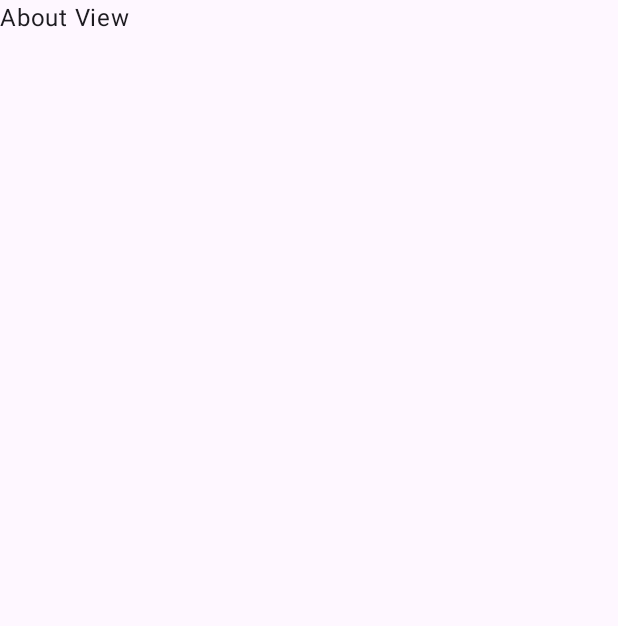
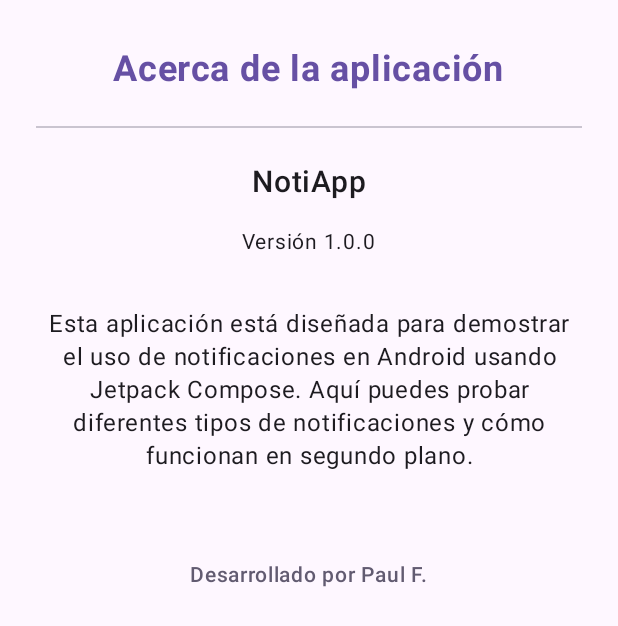
Before and after one commit to parisollie/NotificationAndroid, an Android app built with Jetpack Compose: the AboutView screen opened through its navigation route, on a phone screen of 412 x 824 dp. Before the commit the part shown is almost empty. Shown: the top 626 px of the screen. Run offline under Robolectric (Android 15) with nearby library versions, the phone set to English and light mode, and no system bars.

Commit message:
Notificaciones Mejorado

```diff
--- a/app/src/main/java/com/pjff/notificationproject/components/MenuLateral.kt
+++ b/app/src/main/java/com/pjff/notificationproject/components/MenuLateral.kt
@@ -1,19 +1,17 @@
 package com.pjff.notificationproject.components
 
-import androidx.compose.material3.DrawerState
-import androidx.compose.material3.ExperimentalMaterial3Api
-import androidx.compose.material3.Icon
-import androidx.compose.material3.ModalDrawerSheet
-import androidx.compose.material3.ModalNavigationDrawer
-import androidx.compose.material3.NavigationDrawerItem
-import androidx.compose.material3.Text
+import androidx.compose.foundation.layout.padding
+import androidx.compose.foundation.layout.width
+import androidx.compose.material3.*
 import androidx.compose.runtime.Composable
 import androidx.compose.runtime.rememberCoroutineScope
+import androidx.compose.ui.Modifier
+import androidx.compose.ui.unit.dp
 import androidx.navigation.NavController
 import com.pjff.notificationproject.navigation.ItemsMenuLateral.*
 import kotlinx.coroutines.launch
 
-//V-291,Paso 1.4
+// V-291, Paso 1.4
 @OptIn(ExperimentalMaterial3Api::class)
 @Composable
 fun MenuLateral(
@@ -21,7 +19,7 @@ fun MenuLateral(
     drawerState: DrawerState,
     content: @Composable () -> Unit
 ) {
-    //En una corrutina para que sea mas ligero
+    // En una corrutina para que sea más ligero
     val scope = rememberCoroutineScope()
     val menuItems = listOf(
         item_1,
@@ -32,18 +30,20 @@ fun MenuLateral(
     ModalNavigationDrawer(
         drawerState = drawerState,
         drawerContent = {
-            ModalDrawerSheet {
-                //Hacemos un Foreach de todas las opciones que tenemos, en este caso 3.
+            ModalDrawerSheet(
+                modifier = Modifier
+                    .width(280.dp) // 👈 Limita el ancho (ajustable)
+                    .padding(top = 16.dp, bottom = 16.dp)
+            ) {
+                // Hacemos un forEach de todas las opciones que tenemos, en este caso 3.
                 menuItems.forEach { item ->
                     NavigationDrawerItem(
                         icon = { Icon(item.icon, contentDescription = "") },
-                        label = { Text(text = item.title)},
+                        label = { Text(text = item.title) },
                         selected = false,
                         onClick = {
-                            scope.launch {
-                                drawerState.close()
-                            }
-                            //Para dirigirnos a la sig ruta
+                            scope.launch { drawerState.close() }
+                            // Para dirigirnos a la sig ruta
                             navController.navigate(item.ruta)
                         }
                     )
@@ -53,5 +53,4 @@ fun MenuLateral(
     ) {
         content()
     }
-
 }
--- a/app/src/main/java/com/pjff/notificationproject/views/AboutView.kt
+++ b/app/src/main/java/com/pjff/notificationproject/views/AboutView.kt
@@ -1,9 +1,66 @@
 package com.pjff.notificationproject.views
 
+import androidx.compose.foundation.layout.*
+import androidx.compose.material3.Divider
+import androidx.compose.material3.MaterialTheme
 import androidx.compose.material3.Text
 import androidx.compose.runtime.Composable
+import androidx.compose.ui.Alignment
+import androidx.compose.ui.Modifier
+import androidx.compose.ui.text.font.FontWeight
+import androidx.compose.ui.text.style.TextAlign
+import androidx.compose.ui.unit.dp
+import androidx.compose.ui.unit.sp
 
 @Composable
 fun AboutView() {
-    Text(text = "About View")
+    Column(
+        modifier = Modifier
+            .fillMaxSize()
+            .padding(horizontal = 24.dp, vertical = 32.dp),
+        horizontalAlignment = Alignment.CenterHorizontally,
+        verticalArrangement = Arrangement.spacedBy(16.dp)
+    ) {
+        // Título principal
+        Text(
+            text = "Acerca de la aplicación",
+            fontSize = 24.sp,
+            fontWeight = FontWeight.Bold,
+            color = MaterialTheme.colorScheme.primary
+        )
+
+        Divider(modifier = Modifier.padding(vertical = 8.dp))
+
+        // Nombre de la app
+        Text(
+            text = "NotiApp",
+            fontSize = 20.sp,
+            fontWeight = FontWeight.SemiBold
+        )
+
+        // Versión
+        Text(
+            text = "Versión 1.0.0",
+            fontSize = 14.sp,
+            color = MaterialTheme.colorScheme.onBackground
+        )
+
+        // Descripción
+        Text(
+            text = "Esta aplicación está diseñada para demostrar el uso de notificaciones en Android usando Jetpack Compose. Aquí puedes probar diferentes tipos de notificaciones y cómo funcionan en segundo plano.",
+            textAlign = TextAlign.Center,
+            fontSize = 16.sp,
+            lineHeight = 22.sp,
+            modifier = Modifier.padding(top = 16.dp)
+        )
+
+        // Créditos
+        Spacer(modifier = Modifier.height(24.dp))
+        Text(
+            text = "Desarrollado por Paul F.",
+            fontSize = 14.sp,
+            fontWeight = FontWeight.Medium,
+            color = MaterialTheme.colorScheme.secondary
+        )
+    }
 }
--- a/app/src/main/java/com/pjff/notificationproject/views/AccountView.kt
+++ b/app/src/main/java/com/pjff/notificationproject/views/AccountView.kt
@@ -1,9 +1,72 @@
 package com.pjff.notificationproject.views
 
+import androidx.compose.foundation.Image
+import androidx.compose.foundation.layout.*
+import androidx.compose.foundation.shape.CircleShape
+import androidx.compose.material3.Button
+import androidx.compose.material3.Divider
+import androidx.compose.material3.MaterialTheme
 import androidx.compose.material3.Text
 import androidx.compose.runtime.Composable
+import androidx.compose.ui.Alignment
+import androidx.compose.ui.Modifier
+import androidx.compose.ui.draw.clip
+import androidx.compose.ui.res.painterResource
+import androidx.compose.ui.text.font.FontWeight
+import androidx.compose.ui.unit.dp
+import androidx.compose.ui.unit.sp
+import com.pjff.notificationproject.R
 
 @Composable
 fun AccountView() {
-    Text(text = "Account View")
+    Column(
+        modifier = Modifier
+            .fillMaxSize()
+            .padding(horizontal = 24.dp, vertical = 32.dp),
+        horizontalAlignment = Alignment.CenterHorizontally,
+        verticalArrangement = Arrangement.spacedBy(20.dp)
+    ) {
+        // Imagen de perfil desde drawable (reemplaza con tu recurso real)
+        Image(
+            painter = painterResource(id = R.drawable.profile_placeholder), // tu imagen
+            contentDescription = "Foto de perfil",
+            modifier = Modifier
+                .size(120.dp)
+                .clip(CircleShape)
+        )
+
+        // Nombre del usuario
+        Text(
+            text = "Genesis Bransby",
+            fontSize = 22.sp,
+            fontWeight = FontWeight.Bold
+        )
+
+        // Correo del usuario
+        Text(
+            text = "genesis@email.com",
+            fontSize = 16.sp,
+            color = MaterialTheme.colorScheme.onBackground
+        )
+
+        Divider(modifier = Modifier.padding(vertical = 8.dp))
+
+        // Botón para editar perfil
+        Button(onClick = { /* TODO: Acción de editar */ }, modifier = Modifier.fillMaxWidth()) {
+            Text(text = "Editar perfil")
+        }
+
+        // Botón para cambiar contraseña
+        Button(onClick = { /* TODO: Acción de cambiar contraseña */ }, modifier = Modifier.fillMaxWidth()) {
+            Text(text = "Cambiar contraseña")
+        }
+
+        // Botón para cerrar sesión
+        Button(
+            onClick = { /* TODO: Acción de logout */ },
+            modifier = Modifier.fillMaxWidth()
+        ) {
+            Text(text = "Cerrar sesión")
+        }
+    }
 }
--- a/app/src/main/java/com/pjff/notificationproject/views/HomeView.kt
+++ b/app/src/main/java/com/pjff/notificationproject/views/HomeView.kt
@@ -1,21 +1,14 @@
 package com.pjff.notificationproject.views
 
-import androidx.compose.foundation.layout.Arrangement
-import androidx.compose.foundation.layout.Column
-import androidx.compose.foundation.layout.PaddingValues
-import androidx.compose.foundation.layout.fillMaxWidth
-import androidx.compose.foundation.layout.padding
-import androidx.compose.material3.Button
-import androidx.compose.material3.DrawerState
-import androidx.compose.material3.DrawerValue
-import androidx.compose.material3.ExperimentalMaterial3Api
-import androidx.compose.material3.Scaffold
-import androidx.compose.material3.Text
-import androidx.compose.material3.rememberDrawerState
+import androidx.compose.foundation.layout.*
+import androidx.compose.material3.*
 import androidx.compose.runtime.Composable
 import androidx.compose.ui.Alignment
 import androidx.compose.ui.Modifier
 import androidx.compose.ui.platform.LocalContext
+import androidx.compose.ui.text.font.FontWeight
+import androidx.compose.ui.unit.dp
+import androidx.compose.ui.unit.sp
 import androidx.navigation.NavController
 import com.pjff.notificationproject.NotificationService
 import com.pjff.notificationproject.NotificationWorker
@@ -24,10 +17,11 @@ import com.pjff.notificationproject.components.TopBar
 
 @OptIn(ExperimentalMaterial3Api::class)
 @Composable
-//Paso 1.9, le ponemos el NavController
+// Paso 1.9, le ponemos el NavController
 fun HomeView(navController: NavController) {
     val drawerState = rememberDrawerState(initialValue = DrawerValue.Closed)
-    //Lamamos al menuLateral
+
+    // Lamamos al menuLateral
     MenuLateral(navController, drawerState) {
         ContentHomeView(drawerState)
     }
@@ -35,7 +29,7 @@ fun HomeView(navController: NavController) {
 
 @OptIn(ExperimentalMaterial3Api::class)
 @Composable
-//Paso 1.6
+// Paso 1.6
 fun ContentHomeView(drawerState: DrawerState) {
     Scaffold(
         topBar = {
@@ -46,41 +40,77 @@ fun ContentHomeView(drawerState: DrawerState) {
     }
 }
 
-//Paso 1.7 , para las notificaciones
+// Paso 1.7 , para las notificaciones
 @Composable
 fun NotificationsView(paddingValues: PaddingValues) {
-    //V-297, paso 3.1
+    // V-297, paso 3.1
     val context = LocalContext.current
     val notificationService = NotificationService(context)
-    Column(
-        //Paso 1.8
+
+   /* Box(
         modifier = Modifier
             .padding(paddingValues)
-            .fillMaxWidth(),
-        verticalArrangement = Arrangement.Center,
+            .fillMaxSize(),
+        contentAlignment = Alignment.Center
+    ) {*/
+        Column(
+            // Paso 1.8
+            modifier = Modifier
+                .fillMaxWidth()
+                .padding(horizontal = 20.dp, vertical = 84.dp),
+            verticalArrangement = Arrangement.spacedBy(16.dp),
             horizontalAlignment = Alignment.CenterHorizontally
         ) {
-        //Paso 3.2
-        Text(text = "Notifications")
-        Button(onClick = { notificationService.showBasicNotification() }) {
-            Text(text = "Basic Notification")
+            // ✅ Descripción introductoria
+            Text(
+                text = "Aquí están los botones para mostrar las notificaciones de distintos tipos, incluyendo imagen, inbox y más.",
+                fontSize = 14.sp,
+                color = MaterialTheme.colorScheme.onBackground.copy(alpha = 0.8f),
+                textAlign = androidx.compose.ui.text.style.TextAlign.Center,
+                modifier = Modifier.padding(horizontal = 8.dp)
+            )
+            // Paso 3.2
+            Text(
+                text = "Notificaciones",
+                fontSize = 24.sp,
+                fontWeight = FontWeight.Bold
+            )
+
+            Button(
+                onClick = { notificationService.showBasicNotification() },
+                modifier = Modifier.fillMaxWidth()
+            ) {
+                Text(text = "Notificación Básica")
             }
 
-        Button(onClick = { notificationService.showLargeNotification() }) {
-            Text(text = "Large Notification")
+            Button(
+                onClick = { notificationService.showLargeNotification() },
+                modifier = Modifier.fillMaxWidth()
+            ) {
+                Text(text = "Notificación Grande")
             }
 
-        Button(onClick = { notificationService.showInboxNotification() }) {
-            Text(text = "Inbox Notification")
+            Button(
+                onClick = { notificationService.showInboxNotification() },
+                modifier = Modifier.fillMaxWidth()
+            ) {
+                Text(text = "Notificación Inbox")
             }
 
-        Button(onClick = { notificationService.showImageNotification() }) {
-            Text(text = "Image Notification")
+            Button(
+                onClick = { notificationService.showImageNotification() },
+                modifier = Modifier.fillMaxWidth()
+            ) {
+                Text(text = "Notificación con Imagen")
             }
 
-        //Paso 3.4
-        Button(onClick = { NotificationWorker.releaseNotification(context) }) {
-            Text(text = "Background Notification")
+            // Paso 3.4
+            Button(
+                onClick = { NotificationWorker.releaseNotification(context) },
+                modifier = Modifier.fillMaxWidth()
+            ) {
+                Text(text = "Notificación en Background")
             }
         }
+    //}
 }
```
Also changed, not shown: 1 other file. Lines whose indentation alone changed are shown as unchanged.
